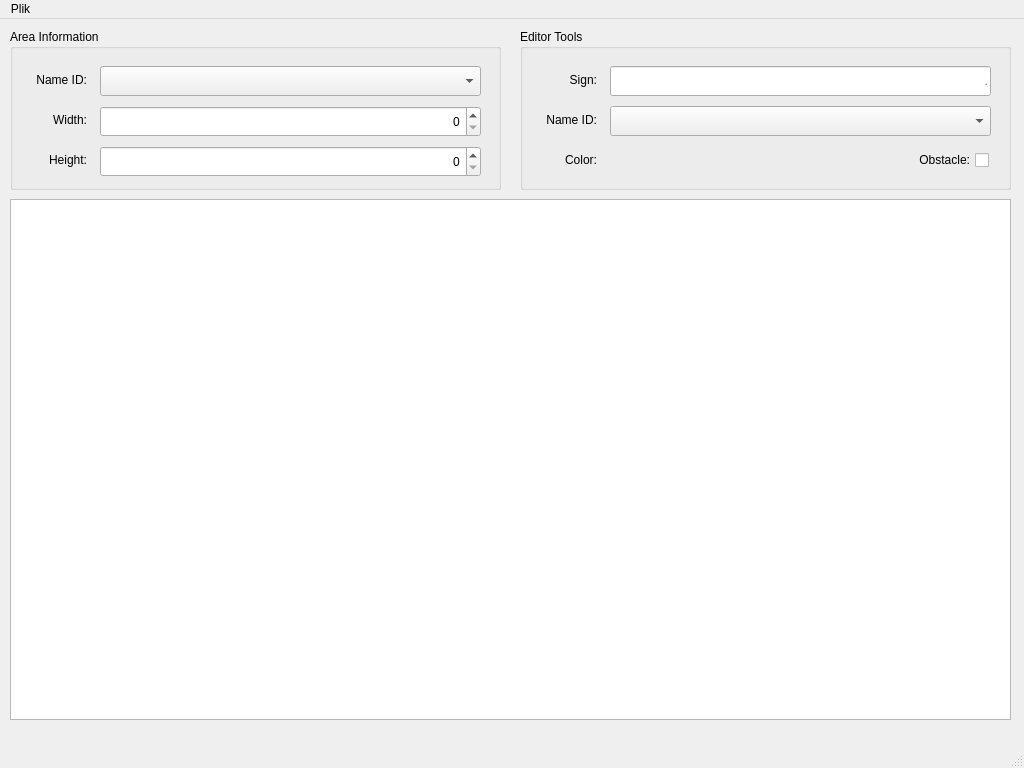
JakimPL/Roguelike, file forms/areaeditor.ui: the form before one commit.
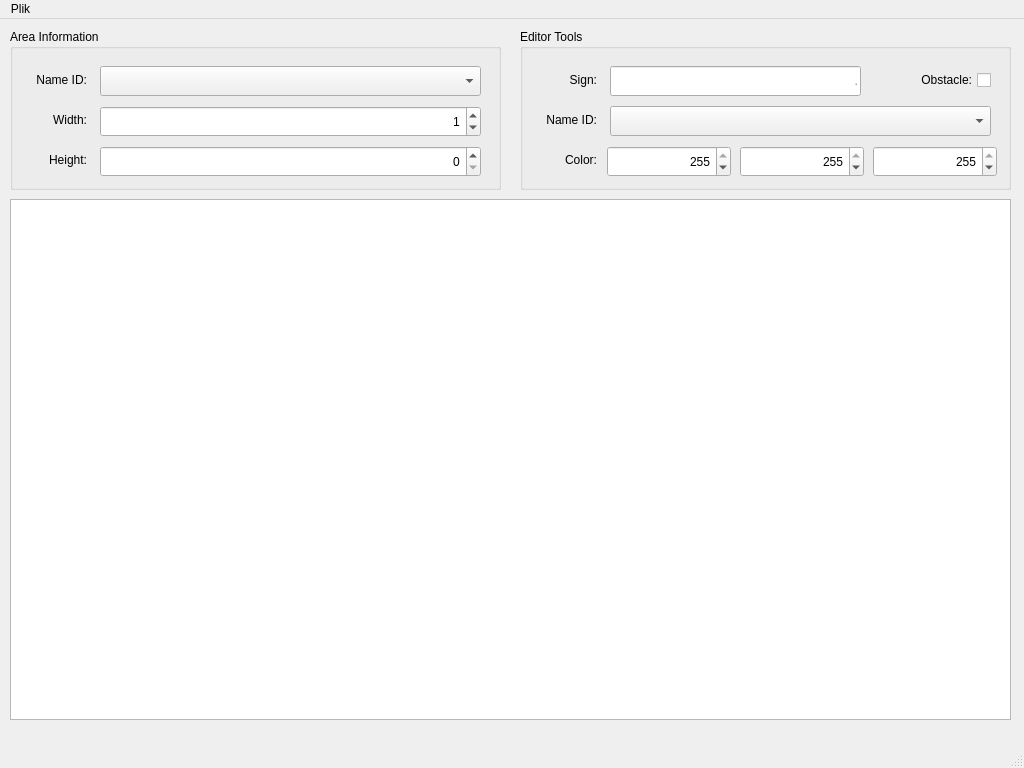
The form after the commit.

The edit to the form file:
```diff
--- a/forms/areaeditor.ui
+++ b/forms/areaeditor.ui
@@ -109,9 +109,15 @@
      <property name="alignment">
       <set>Qt::AlignRight|Qt::AlignTrailing|Qt::AlignVCenter</set>
      </property>
+     <property name="minimum">
+      <number>0</number>
+     </property>
      <property name="maximum">
       <number>999999999</number>
      </property>
+     <property name="value">
+      <number>1</number>
+     </property>
     </widget>
     <widget class="QSpinBox" name="heightBox">
      <property name="geometry">
@@ -163,7 +169,7 @@
       <rect>
        <x>90</x>
        <y>37</y>
-       <width>381</width>
+       <width>251</width>
        <height>30</height>
       </rect>
      </property>
@@ -180,8 +186,8 @@
     <widget class="QCheckBox" name="obstacleBox">
      <property name="geometry">
       <rect>
-       <x>375</x>
-       <y>117</y>
+       <x>377</x>
+       <y>37</y>
        <width>94</width>
        <height>28</height>
       </rect>
@@ -235,6 +241,63 @@
       <set>Qt::AlignRight|Qt::AlignTrailing|Qt::AlignVCenter</set>
      </property>
     </widget>
+    <widget class="QSpinBox" name="colorBlueBox">
+     <property name="geometry">
+      <rect>
+       <x>353</x>
+       <y>117</y>
+       <width>124</width>
+       <height>31</height>
+      </rect>
+     </property>
+     <property name="alignment">
+      <set>Qt::AlignRight|Qt::AlignTrailing|Qt::AlignVCenter</set>
+     </property>
+     <property name="maximum">
+      <number>255</number>
+     </property>
+     <property name="value">
+      <number>255</number>
+     </property>
+    </widget>
+    <widget class="QSpinBox" name="colorRedBox">
+     <property name="geometry">
+      <rect>
+       <x>87</x>
+       <y>117</y>
+       <width>124</width>
+       <height>31</height>
+      </rect>
+     </property>
+     <property name="alignment">
+      <set>Qt::AlignRight|Qt::AlignTrailing|Qt::AlignVCenter</set>
+     </property>
+     <property name="maximum">
+      <number>255</number>
+     </property>
+     <property name="value">
+      <number>255</number>
+     </property>
+    </widget>
+    <widget class="QSpinBox" name="colorGreenBox">
+     <property name="geometry">
+      <rect>
+       <x>220</x>
+       <y>117</y>
+       <width>124</width>
+       <height>31</height>
+      </rect>
+     </property>
+     <property name="alignment">
+      <set>Qt::AlignRight|Qt::AlignTrailing|Qt::AlignVCenter</set>
+     </property>
+     <property name="maximum">
+      <number>255</number>
+     </property>
+     <property name="value">
+      <number>255</number>
+     </property>
+    </widget>
    </widget>
   </widget>
   <widget class="QMenuBar" name="menubar">
```
Left out of the diff: 5 changed lines with no effect on the pictures.
